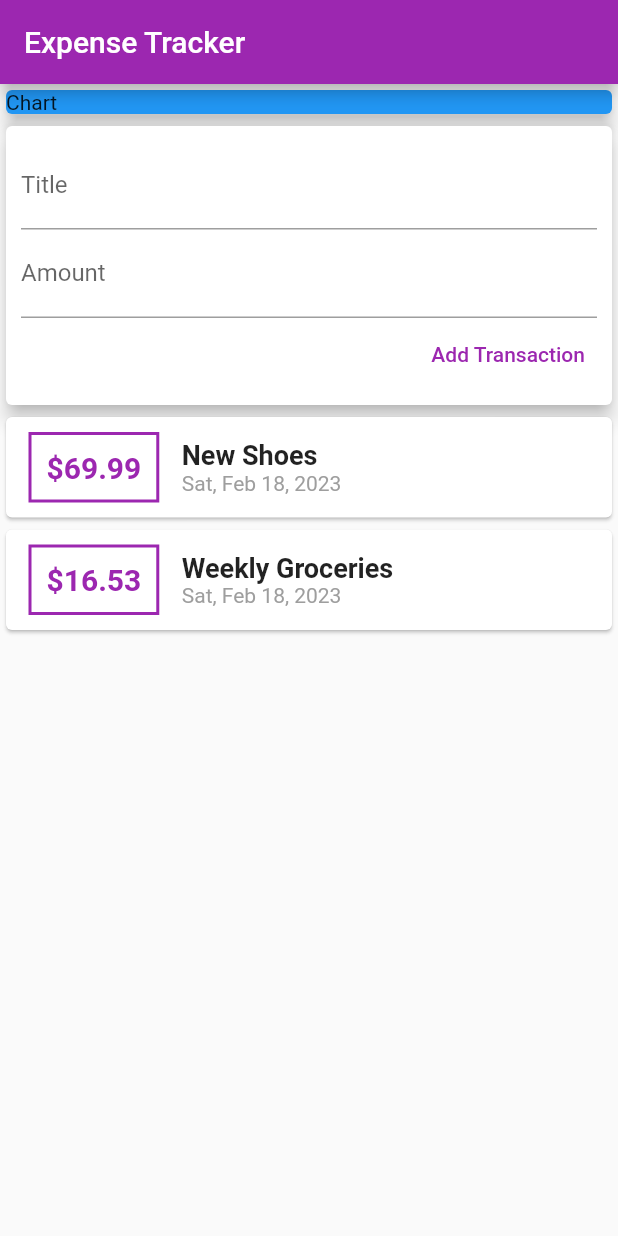
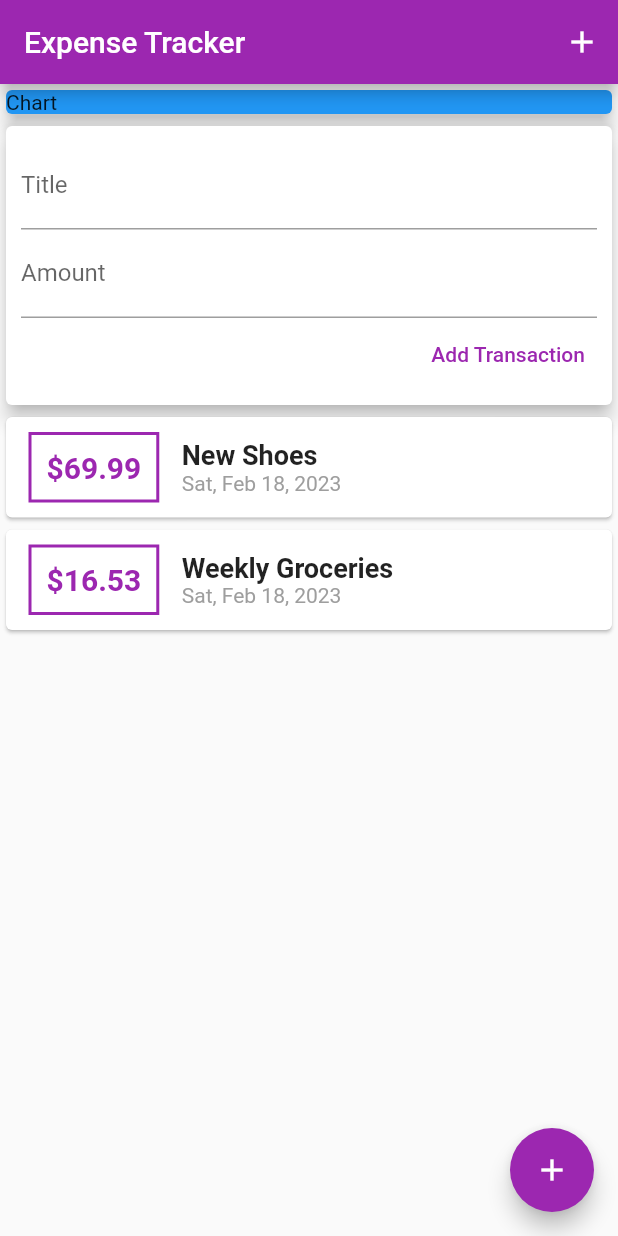
Before and after one commit to BugMasterArka/Flutter-Expense-App, a Flutter app: the screen it shows after launch, after a tap on "Add Transaction", on a phone screen of 412 x 824 dp. Run offline on Flutter 3.47's test engine with Material 2 defaults, Android fonts, the phone set to English and light mode, and no system bars.

Commit message:
After adding floating action button

```diff
--- a/lib/main.dart
+++ b/lib/main.dart
@@ -1,3 +1,4 @@
+import './widgets/new_transaction.dart';
 import 'package:flutter/material.dart';
 
 import './widgets/user_transactions.dart';
@@ -32,6 +33,9 @@ class MyHomePage extends StatelessWidget {
     return Scaffold(
       appBar: AppBar(
         title: const Text('Expense Tracker'),
+        actions: [
+          IconButton(onPressed: () {}, icon: const Icon(Icons.add)),
+        ],
       ),
       body: SingleChildScrollView(
         child: Column(
@@ -50,6 +54,11 @@ class MyHomePage extends StatelessWidget {
           ],
         ),
       ),
+      floatingActionButtonLocation: FloatingActionButtonLocation.endFloat,
+      floatingActionButton: FloatingActionButton(
+        child: const Icon(Icons.add),
+        onPressed: () {},
+      ),
     );
   }
 }
--- a/lib/widgets/new_transaction.dart
+++ b/lib/widgets/new_transaction.dart
@@ -7,6 +7,18 @@ class NewTransaction extends StatelessWidget {
   final Function addTx;
 
   NewTransaction(this.addTx, {super.key});
+
+  void submitData() {
+
+    if (titleController.text.isEmpty || amountController.text.isEmpty) return;
+
+    final enteredTitle = titleController.text;
+    final enteredAmount = double.parse(amountController.text);
+
+    if (enteredTitle.isEmpty || enteredAmount <= 0) return;
+
+    addTx(enteredTitle, enteredAmount);
+  }
 
   @override
   Widget build(BuildContext context) {
@@ -23,18 +35,17 @@ class NewTransaction extends StatelessWidget {
               //   titleInput = value;
               // },
               controller: titleController,
+              onSubmitted: (_) => submitData(),
             ),
             TextField(
               decoration: const InputDecoration(labelText: 'Amount'),
               // onChanged: (value) => amountInput = value,
               controller: amountController,
+              keyboardType: TextInputType.number,
+              onSubmitted: (_) => submitData(),
             ),
             TextButton(
-              onPressed: () {
-                // print(amountInput);
-                // print(titleInput);
-                addTx(titleController.text, double.parse(amountController.text));
-              },
+              onPressed: submitData,
               style: const ButtonStyle(
                   foregroundColor: MaterialStatePropertyAll(Colors.purple)),
               child: const Text('Add Transaction'),
--- a/lib/widgets/transaction_list.dart
+++ b/lib/widgets/transaction_list.dart
@@ -6,19 +6,19 @@ import '../models/transaction.dart';
 class TransactionList extends StatelessWidget {
   final List<Transaction> transactions;
 
-  const TransactionList(this.transactions,{super.key});
+  const TransactionList(this.transactions, {super.key});
 
   @override
   Widget build(BuildContext context) {
     return SizedBox(
       height: 300,
-      child:
-        ListView(
-        children: transactions.map((tx) {
+      child: ListView.builder(
+        itemBuilder: (ctx, index) {
           return Card(
             child: Row(children: [
               Container(
-                margin: const EdgeInsets.symmetric(vertical: 10, horizontal: 15),
+                margin:
+                    const EdgeInsets.symmetric(vertical: 10, horizontal: 15),
                 padding: const EdgeInsets.all(10),
                 decoration: BoxDecoration(
                     border: Border.all(
@@ -26,7 +26,7 @@ class TransactionList extends StatelessWidget {
                   width: 2,
                 )),
                 child: Text(
-                  '\$${tx.amount}',
+                  '\$${transactions[index].amount.toStringAsFixed(2)}',
                   style: const TextStyle(
                     fontWeight: FontWeight.bold,
                     fontSize: 20,
@@ -38,14 +38,14 @@ class TransactionList extends StatelessWidget {
                 crossAxisAlignment: CrossAxisAlignment.start,
                 children: [
                   Text(
-                    tx.title,
+                    transactions[index].title,
                     style: const TextStyle(
                       fontWeight: FontWeight.bold,
                       fontSize: 18,
                     ),
                   ),
                   Text(
-                    DateFormat.yMMMEd().format(tx.date),
+                    DateFormat.yMMMEd().format(transactions[index].date),
                     style: const TextStyle(
                       color: Colors.grey,
                     ),
@@ -54,7 +54,8 @@ class TransactionList extends StatelessWidget {
               ),
             ]),
           );
-        }).toList(),
+        },
+        itemCount: transactions.length,
       ),
     );
   }
```
